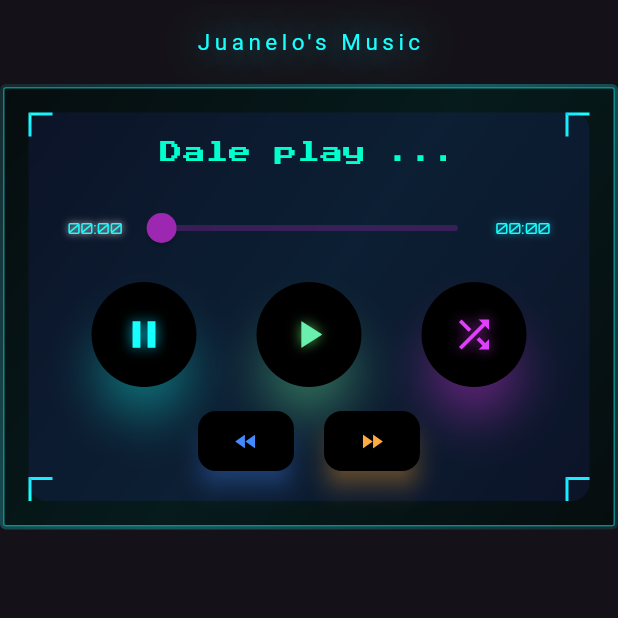
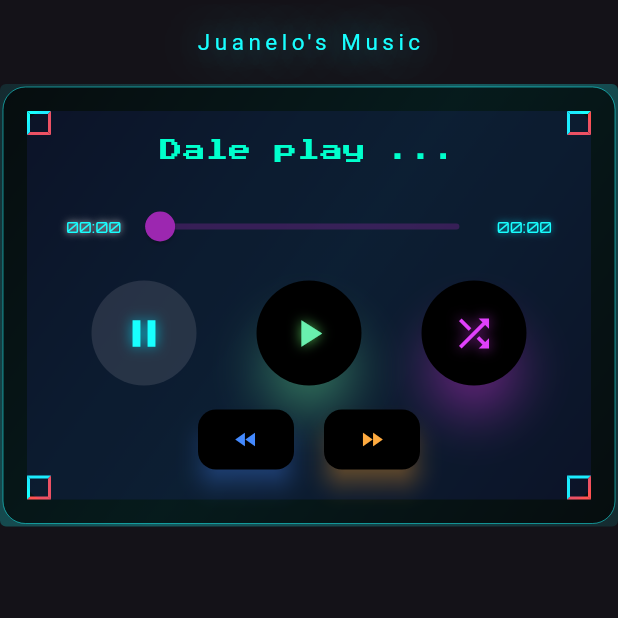
Before and after one commit to juanTorrenegra/mp3player, a Flutter app: the screen it shows after launch, on a phone screen of 412 x 824 dp, the top half of it. Run offline on Flutter 3.47's test engine with Material 3 defaults, Android fonts, the phone set to English and light mode, and no system bars; our stand-ins replace just_audio, permission_handler; Roboto replaces fonts that are missing (cursive).

Commit message:
borders , borders

```diff
--- a/lib/Vending_machine_frame.dart
+++ b/lib/Vending_machine_frame.dart
@@ -25,10 +25,10 @@ class VendingMachineFrame extends StatelessWidget {
         padding: const EdgeInsets.all(16),
         decoration: BoxDecoration(
           color: Colors.black.withValues(alpha: .7),
-          borderRadius: BorderRadius.circular(2),
+          borderRadius: BorderRadius.circular(15),
           border: Border.all(
             color: Colors.cyanAccent.withValues(alpha: .5),
-            width: 1,
+            width: 0,
           ),
         ),
         child: Stack(
@@ -59,6 +59,8 @@ class VendingMachineFrame extends StatelessWidget {
         border: Border(
           top: BorderSide(color: Colors.cyanAccent, width: 2),
           left: BorderSide(color: Colors.cyanAccent, width: 2),
+          bottom: BorderSide(color: Colors.redAccent, width: 2),
+          right: BorderSide(color: Colors.redAccent, width: 2),
         ),
       ),
     );
--- a/lib/main.dart
+++ b/lib/main.dart
@@ -354,18 +354,13 @@ class _MusicListScreenState extends State<MusicListScreen> {
                             mainAxisAlignment: MainAxisAlignment.center,
                             children: [
                               ElevatedButton(
-                                onPressed: isPlaying ? pauseMusic : pauseMusic,
-                                style:
-                                    ElevatedButton.styleFrom(
+                                onPressed: isPlaying ? pauseMusic : null,
+                                style: ElevatedButton.styleFrom(
                                   shape: const OvalBorder(),
                                   padding: const EdgeInsets.all(20),
                                   backgroundColor: Colors.black,
                                   shadowColor: Colors.cyanAccent,
                                   elevation: 12,
-                                    ).copyWith(
-                                      overlayColor: MaterialStateProperty.all(
-                                        Colors.cyan.withOpacity(0.2),
-                                      ),
                                 ),
                                 child: const Icon(
                                   Icons.pause,
@@ -386,17 +381,12 @@ class _MusicListScreenState extends State<MusicListScreen> {
                                     !isPlaying && currentlyPlaying != null
                                     ? resumeMusic
                                     : startRandomMode,
-                                style:
-                                    ElevatedButton.styleFrom(
+                                style: ElevatedButton.styleFrom(
                                   shape: const CircleBorder(),
                                   padding: const EdgeInsets.all(20),
                                   backgroundColor: Colors.black,
                                   shadowColor: Colors.greenAccent,
                                   elevation: 12,
-                                    ).copyWith(
-                                      overlayColor: MaterialStateProperty.all(
-                                        Colors.green.withValues(alpha: .2),
-                                      ),
                                 ),
                                 child: const Icon(
                                   Icons.play_arrow,
```
Lines whose indentation alone changed are shown as unchanged.
